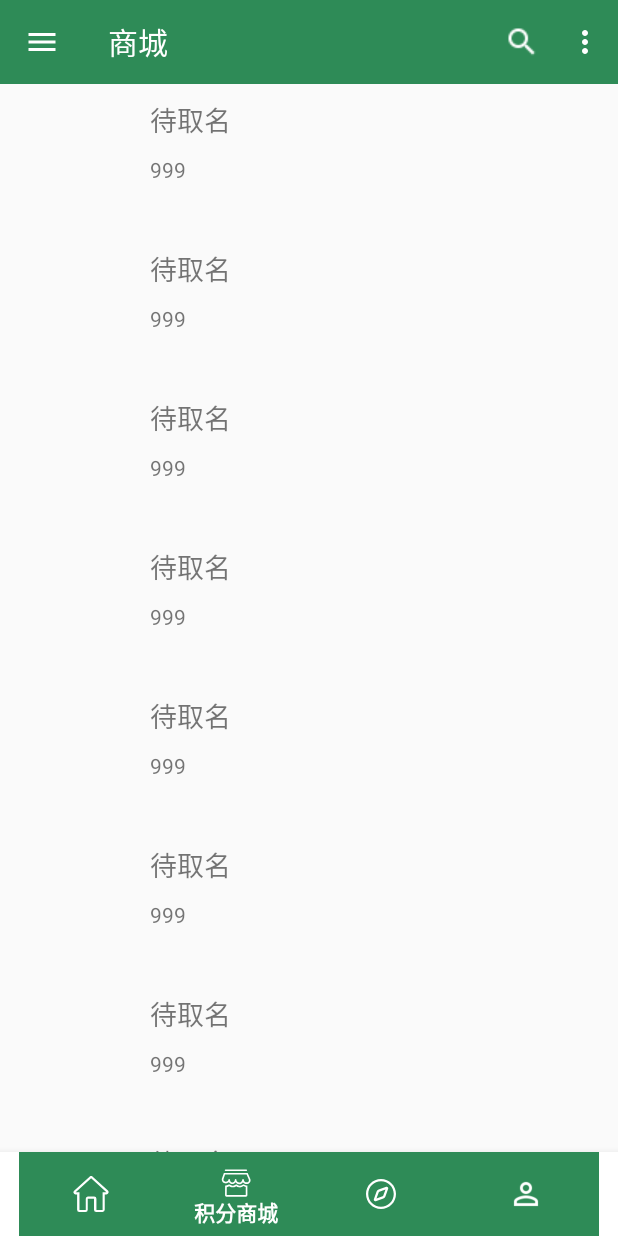
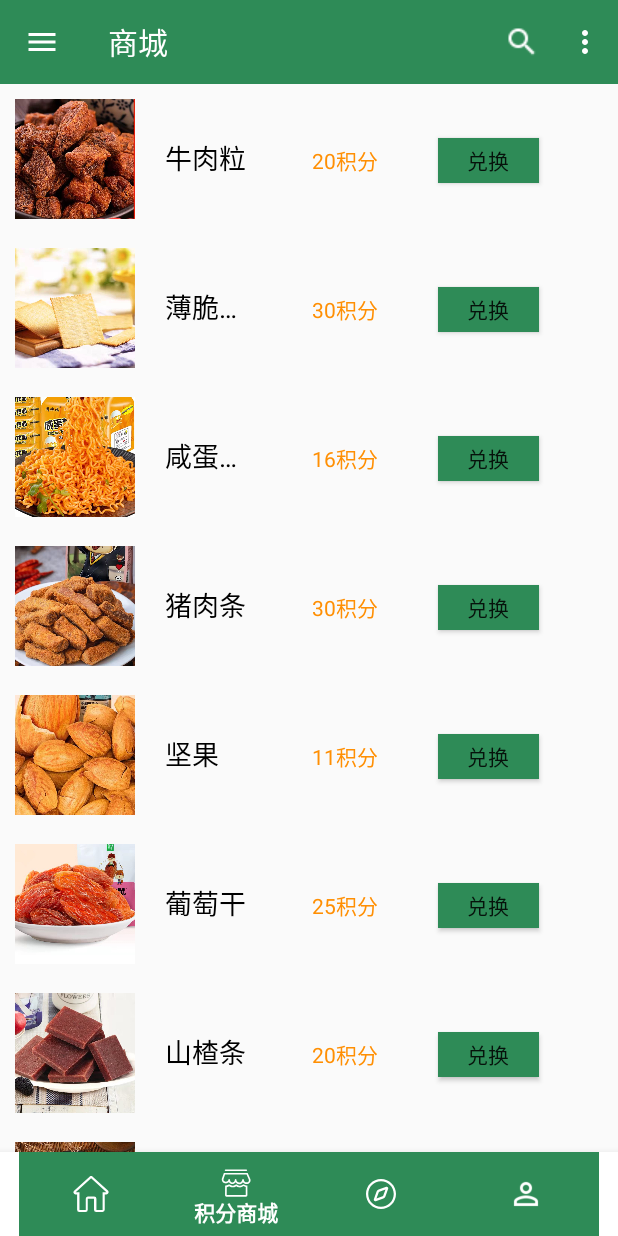
Before and after one commit to Echo-zero/final, an Android app: the screen it shows after launch (MainActivity), item 2 of the bottom bar chosen, on a phone screen of 412 x 824 dp. Run offline under Robolectric (Android 15) with nearby library versions, the phone set to English and light mode, and no system bars; our stand-ins replace Volley; network calls fail.

Commit message:
积分商城优化

```diff
--- a/app/src/main/java/com/example/afinal/GoodsAdapter.java
+++ b/app/src/main/java/com/example/afinal/GoodsAdapter.java
@@ -1,19 +1,13 @@
 package com.example.afinal;
 
 import android.content.Context;
-import android.graphics.Bitmap;
 import android.view.LayoutInflater;
 import android.view.View;
 import android.view.ViewGroup;
 import android.widget.BaseAdapter;
+import android.widget.Button;
 import android.widget.ImageView;
 import android.widget.TextView;
-
-import com.android.volley.RequestQueue;
-import com.android.volley.Response;
-import com.android.volley.VolleyError;
-import com.android.volley.toolbox.ImageRequest;
-import com.android.volley.toolbox.Volley;
 
 import java.util.ArrayList;
 import java.util.List;
@@ -48,7 +42,7 @@ public class GoodsAdapter extends BaseAdapter {
     public View getView(int i, View view, ViewGroup viewGroup) {
         if(view==null){
             //找到布局文件
-            view=layoutInflater.inflate(R.layout.list_item, null);
+            view=layoutInflater.inflate(R.layout.goods_item, null);
             view.setTag(new GoodsAdapter.ViewHolder(view));
         }
         initViews(getItem(i),(GoodsAdapter.ViewHolder) view.getTag());
@@ -56,39 +50,22 @@ public class GoodsAdapter extends BaseAdapter {
     }
 
     private void initViews(GoodsData data, GoodsAdapter.ViewHolder holder){
-        holder.goods_img.setTag(data.getGoodsImgUrl());
+        holder.goods_img.setImageResource(data.getGoodsImgUrl());
         holder.goods_name.setText(data.getGoodsName());
         holder.goods_price.setText(data.getGoodsPrice());
-        getImage(this.context,data.getGoodsImgUrl(),holder.goods_img);
+        holder.goods_button.setText("兑换");
     }
 
     protected class ViewHolder {
         private ImageView goods_img;
         private TextView goods_name;
         private TextView goods_price;
-
+        private Button goods_button;
         public ViewHolder(View view) {
-            goods_img = (ImageView) view.findViewById(R.id.iv_img);
-            goods_name = (TextView) view.findViewById(R.id.tv_title);
-            goods_price = (TextView) view.findViewById(R.id.tv_date);
-        }
-    }
-
-    public void getImage(Context context, String imgUrl, final ImageView imageView) {
-        if (imageView.getTag().toString().equals(imgUrl)) {
-            RequestQueue mQueue = Volley.newRequestQueue(context);
-            ImageRequest imageRequest = new ImageRequest(imgUrl,
-                    new Response.Listener<Bitmap>() {
-                        @Override
-                        public void onResponse(Bitmap response) {
-                            imageView.setImageBitmap(response);//将返回的Bitmap显示子啊ImageView上
-                        }
-                    }, 0, 0, Bitmap.Config.RGB_565, new Response.ErrorListener() {
-                @Override
-                public void onErrorResponse(VolleyError error) {
-                }
-            });
-            mQueue.add(imageRequest);
+            goods_img = (ImageView) view.findViewById(R.id.goods_img);
+            goods_name = (TextView) view.findViewById(R.id.goods_name);
+            goods_price = (TextView) view.findViewById(R.id.goods_price);
+            goods_button=(Button) view.findViewById(R.id.goods_button);
         }
     }
 }
--- a/app/src/main/java/com/example/afinal/GoodsData.java
+++ b/app/src/main/java/com/example/afinal/GoodsData.java
@@ -1,7 +1,7 @@
 package com.example.afinal;
 
 public class GoodsData {
-    private String goodsImgUrl;
+    private int goodsImgUrl;
     private String goodsName;
     private String goodsPrice;
 
@@ -17,10 +17,10 @@ public class GoodsData {
     public void setGoodsPrice(String s){
         this.goodsPrice=s;
     }
-    public String getGoodsImgUrl(){
+    public int getGoodsImgUrl(){
         return this.goodsImgUrl;
     }
-    public void setGoodsImgUrl(String s){
+    public void setGoodsImgUrl(int s){
         this.goodsImgUrl=s;
     }
 }
--- a/app/src/main/java/com/example/afinal/MainActivity.java
+++ b/app/src/main/java/com/example/afinal/MainActivity.java
@@ -55,6 +55,9 @@ public class MainActivity extends AppCompatActivity {
     //商城
     private List<GoodsData> goodsData;
     private GoodsAdapter goodsAdapter;
+    public static String name[]=new String[]{"牛肉粒","薄脆饼干","咸蛋黄拌面","猪肉条","坚果","葡萄干","山楂条","桃酥","瓜子仁","美式薯条","炒蚕豆","奥尔良鸡腿","香辣鱼块","泡椒凤爪"};
+    public static String price[]=new String[]{"20积分","30积分","16积分","30积分","11积分","25积分","20积分","25积分","20积分","20积分","15积分","20积分","17积分","19积分"};
+    public static int ImgUrl[]=new int[]{R.drawable.a,R.drawable.b,R.drawable.c,R.drawable.d,R.drawable.e,R.drawable.f,R.drawable.g,R.drawable.h,R.drawable.i,R.drawable.j,R.drawable.k,R.drawable.l,R.drawable.m,R.drawable.n,};
     //主页
     private Fragment homepage_fragment;
     private Fragment mine_fragment;
@@ -69,20 +72,6 @@ public class MainActivity extends AppCompatActivity {
         super.onCreate(savedInstanceState);
         setContentView(R.layout.activity_main);
         initLayout();
-        //添加新闻item点击进入详情
-        listView.setOnItemClickListener(new AdapterView.OnItemClickListener() {
-            @Override
-            public void onItemClick(AdapterView<?> arg0, View arg1, int position, long arg3) {
-                //创建一个意图
-                Intent intent = new Intent(MainActivity.this,NewsInfoActivity.class);
-                //在datas中通过点击的位置position通过get()方法获得具体某个新闻的数据然后通过Intent的putExtra()传递到NewsInfoActivity中
-                intent.putExtra("newsTitle", newsData.get(position).getNewsTitle());
-                intent.putExtra("newsDate", newsData.get(position).getNewsDate());
-                intent.putExtra("newsImgUrl", newsData.get(position).getNewsImgUrl());
-                intent.putExtra("newsUrl", newsData.get(position).getNewsUrl());
-                MainActivity.this.startActivity(intent);//启动Activity
-            }
-        });
     }
 
     @Override
@@ -107,14 +96,15 @@ public class MainActivity extends AppCompatActivity {
     }
 
     public void getGoods(){
-        for(int i=0;i<10;i++){
+        for(int i=0;i<14;i++){
             GoodsData data=new GoodsData();
-            data.setGoodsName("待取名");
-            data.setGoodsPrice("999");
-            data.setGoodsImgUrl("@drawable/find.png");
+            data.setGoodsName(name[i]);
+            data.setGoodsPrice(price[i]);
+            data.setGoodsImgUrl(ImgUrl[i]);
             goodsData.add(data);
         }
     }
+
     public void getDatas(String url){
         final RequestQueue mQueue= Volley.newRequestQueue(this);
         JsonObjectRequest stringRequest=new JsonObjectRequest(url, null,
@@ -272,6 +262,11 @@ public class MainActivity extends AppCompatActivity {
                         listView.setVisibility(View.VISIBLE);
                         listView.setAdapter(goodsAdapter);
                         goodsAdapter.notifyDataSetChanged();
+                        listView.setOnItemClickListener(new AdapterView.OnItemClickListener() {
+                            @Override
+                            public void onItemClick(AdapterView<?> adapterView, View view, int i, long l) {
+                            }
+                        });
                         break;
                     case R.id.find:
                         toolbar.setTitle("新闻速递");
@@ -279,6 +274,20 @@ public class MainActivity extends AppCompatActivity {
                         listView.setVisibility(View.VISIBLE);
                         listView.setAdapter(newsAdapter);
                         newsAdapter.notifyDataSetChanged();
+                        //添加新闻item点击进入详情
+                        listView.setOnItemClickListener(new AdapterView.OnItemClickListener() {
+                            @Override
+                            public void onItemClick(AdapterView<?> arg0, View arg1, int position, long arg3) {
+                                //创建一个意图
+                                Intent intent = new Intent(MainActivity.this,NewsInfoActivity.class);
+                                //在datas中通过点击的位置position通过get()方法获得具体某个新闻的数据然后通过Intent的putExtra()传递到NewsInfoActivity中
+                                intent.putExtra("newsTitle", newsData.get(position).getNewsTitle());
+                                intent.putExtra("newsDate", newsData.get(position).getNewsDate());
+                                intent.putExtra("newsImgUrl", newsData.get(position).getNewsImgUrl());
+                                intent.putExtra("newsUrl", newsData.get(position).getNewsUrl());
+                                MainActivity.this.startActivity(intent);//启动Activity
+                            }
+                        });
                         break;
                     case R.id.mine:
                         toolbar.setTitle("个人中心");
--- a/app/src/main/res/layout/goods_item.xml
+++ b/app/src/main/res/layout/goods_item.xml
@@ -3,8 +3,7 @@
     xmlns:tools="http://schemas.android.com/tools"
     android:layout_width="match_parent"
     android:layout_height="wrap_content">
-
-    <androidx.constraintlayout.widget.ConstraintLayout
+    <LinearLayout
         android:layout_width="match_parent"
         android:layout_height="wrap_content"
         android:layout_marginStart="10dp"
@@ -12,43 +11,38 @@
         android:layout_marginEnd="10dp"
         android:layout_marginBottom="10dp"
         android:orientation="horizontal">
-
         <ImageView
             android:id="@+id/goods_img"
             android:layout_width="80dp"
-            android:layout_height="80dp"
-            tools:ignore="MissingConstraints" />
-
-        <LinearLayout
-            android:layout_width="222dp"
-            android:layout_height="49dp"
-            android:orientation="vertical"
-            tools:layout_editor_absoluteX="85dp"
-            tools:layout_editor_absoluteY="16dp"
-            tools:ignore="MissingConstraints">
+            android:layout_height="80dp" />
 
         <TextView
             android:id="@+id/goods_name"
-                android:layout_width="wrap_content"
+            android:layout_width="58dp"
             android:layout_height="wrap_content"
+            android:layout_marginLeft="20dp"
+            android:layout_marginTop="25dp"
             android:singleLine="true"
+            android:text="苹果"
+            android:textColor="#000000"
             android:textSize="18dp" />
 
         <TextView
             android:id="@+id/goods_price"
             android:layout_width="wrap_content"
-                android:layout_height="wrap_content"
-                android:layout_marginTop="10dp"
+            android:layout_height="36dp"
+            android:layout_marginLeft="40dp"
+            android:layout_marginTop="25dp"
+            android:text="200积分"
+            android:textColor="#FF8F03"
             android:textSize="14dp" />
-        </LinearLayout>
-
         <Button
             android:id="@+id/goods_button"
-            android:text="购买"
-            android:layout_width="70dp"
+            android:layout_marginLeft="40dp"
+            android:layout_marginTop="25dp"
+            android:layout_width="67dp"
             android:layout_height="30dp"
-            tools:layout_editor_absoluteX="315dp"
-            tools:layout_editor_absoluteY="25dp"
-            tools:ignore="MissingConstraints" />
-    </androidx.constraintlayout.widget.ConstraintLayout>
+            android:background="@color/themeColor"
+            android:text="兑换" />
+    </LinearLayout>
 </RelativeLayout>
```
Also changed, not shown: app/src/main/res/drawable/a.jpg (added), app/src/main/res/drawable/b.jpg (added), app/src/main/res/drawable/c.jpg (added), app/src/main/res/drawable/d.jpg (added), app/src/main/res/drawable/e.jpg (added), app/src/main/res/drawable/f.jpg (added), app/src/main/res/drawable/g.jpg (added), app/src/main/res/drawable/h.jpg (added), app/src/main/res/drawable/i.jpg (added), app/src/main/res/drawable/j.jpg (added), app/src/main/res/drawable/k.jpg (added), app/src/main/res/drawable/l.jpg (added), app/src/main/res/drawable/m.jpg (added), app/src/main/res/drawable/n.jpg (added). Lines whose indentation alone changed are shown as unchanged.
